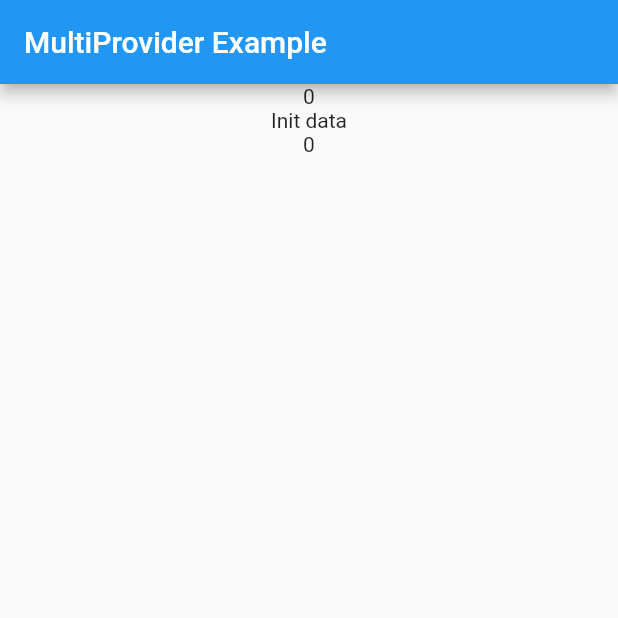
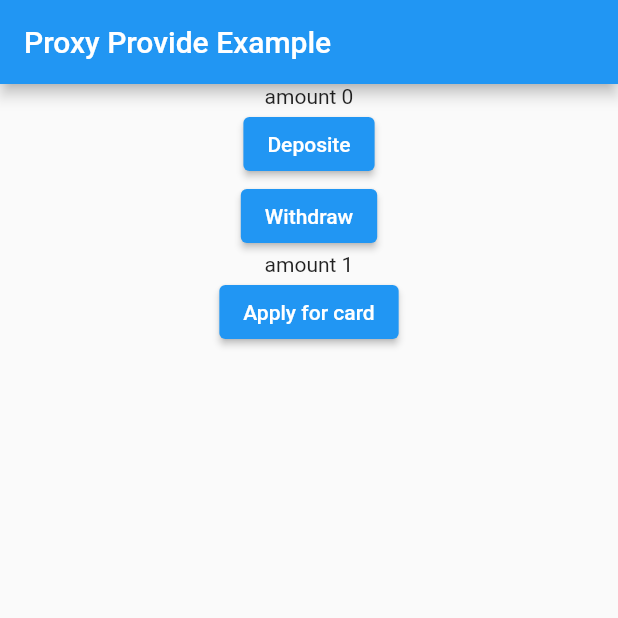
Before and after one commit to MHuzaifaKhan97/Flutter-with-State-Management, a Flutter app: the first screen one second after launch, on a phone screen of 412 x 824 dp, the top half of it. Run offline on Flutter 3.47's test engine with Material 2 defaults, Android fonts, the phone set to English and light mode, and no system bars.

Commit message:
Proxy Provider Done

```diff
--- a/Flutter with Provider/flutter_with_provider/lib/main.dart
+++ b/Flutter with Provider/flutter_with_provider/lib/main.dart
@@ -6,6 +6,9 @@ import 'package:flutter_with_provider/future_provider/future_provider_example.da
 import 'package:flutter_with_provider/multi_provider/multi_provider_example.dart';
 import 'package:flutter_with_provider/provider_widget/counter.dart';
 import 'package:flutter_with_provider/provider_widget/provider_example.dart';
+import 'package:flutter_with_provider/proxy_provider/credit_card.dart';
+import 'package:flutter_with_provider/proxy_provider/customer.dart';
+import 'package:flutter_with_provider/proxy_provider/proxy_provider_example.dart';
 import 'package:flutter_with_provider/stream_provider/data.dart';
 import 'package:flutter_with_provider/stream_provider/data_stream.dart';
 import 'package:flutter_with_provider/stream_provider/stream_provider_example.dart';
@@ -87,20 +90,35 @@ class MyApp extends StatelessWidget {
     // );
 
     // Right way of multi provider is
+    // return MultiProvider(
+    //   providers: [
+    //     ChangeNotifierProvider<CounterNotifier>(
+    //         create: (_) => CounterNotifier()),
+    //     FutureProvider<Data>(
+    //         create: (_) => loadData(), initialData: Data('Init data')),
+    //     StreamProvider(
+    //         create: (_) => loadStream(), initialData: ModelStream(number: 0))
+    //   ],
+    //   child: MaterialApp(
+    //     // home: ChangeNotifierProviderExample(),
+    //     // home: FutureProviderExample(),
+    //     // home: StreamProviderExample(),
+    //     home: MutiProviderExample(),
+    //   ),
+    // );
+
+    // Proxy provider example
+
     return MultiProvider(
       providers: [
-        ChangeNotifierProvider<CounterNotifier>(
-            create: (_) => CounterNotifier()),
-        FutureProvider<Data>(
-            create: (_) => loadData(), initialData: Data('Init data')),
-        StreamProvider(
-            create: (_) => loadStream(), initialData: ModelStream(number: 0))
+        ChangeNotifierProvider<CreditCard>(
+          create: (_) => CreditCard(),
+        ),
+        ProxyProvider<CreditCard, Customer>(
+            update: (_, creditCard, customer) => Customer(creditCard))
       ],
       child: MaterialApp(
-        // home: ChangeNotifierProviderExample(),
-        // home: FutureProviderExample(),
-        // home: StreamProviderExample(),
-        home: MutiProviderExample(),
+        home: ProxyProviderExample(),
       ),
     );
   }
--- /dev/null
+++ b/Flutter with Provider/flutter_with_provider/lib/proxy_provider/credit_card.dart
@@ -0,0 +1,15 @@
+import 'package:flutter/material.dart';
+
+class CreditCard extends ChangeNotifier {
+  int amount = 0;
+
+  void deposite(int amount) {
+    this.amount += amount;
+    notifyListeners();
+  }
+
+  void withdraw(int amount) {
+    this.amount -= amount;
+    notifyListeners();
+  }
+}
--- /dev/null
+++ b/Flutter with Provider/flutter_with_provider/lib/proxy_provider/customer.dart
@@ -0,0 +1,22 @@
+import 'package:flutter/material.dart';
+import 'package:flutter_with_provider/proxy_provider/credit_card.dart';
+
+class Customer {
+  CreditCard? creditCard;
+  int numOfCreditCard = 1;
+
+  Customer(this.creditCard);
+
+  void deposit(int amount) {
+    creditCard?.deposite(amount);
+  }
+
+  void withdraw(int amount) {
+    creditCard?.withdraw(amount);
+  }
+
+  void applyForNewCreditCard() {
+    numOfCreditCard += 1;
+    debugPrint('Number of credit card: ${numOfCreditCard}');
+  }
+}
--- /dev/null
+++ b/Flutter with Provider/flutter_with_provider/lib/proxy_provider/proxy_provider_example.dart
@@ -0,0 +1,54 @@
+import 'package:flutter/material.dart';
+import 'package:flutter_with_provider/proxy_provider/credit_card.dart';
+import 'package:flutter_with_provider/proxy_provider/customer.dart';
+import 'package:provider/provider.dart';
+
+class ProxyProviderExample extends StatelessWidget {
+  const ProxyProviderExample({Key? key}) : super(key: key);
+
+  @override
+  Widget build(BuildContext context) {
+    return Scaffold(
+      appBar: AppBar(
+        title: Text('Proxy Provide Example'),
+      ),
+      body: Center(
+        child: Column(
+          children: [
+            Consumer<CreditCard>(
+              builder: (_, creditCard, __) {
+                return Text('amount ${creditCard.amount}');
+              },
+            ),
+            Consumer<CreditCard>(
+              builder: (_, creditCard, __) {
+                return ElevatedButton(
+                    onPressed: () => creditCard.deposite(10),
+                    child: Text("Deposite"));
+              },
+            ),
+            Consumer<Customer>(
+              builder: (_, customer, __) {
+                return ElevatedButton(
+                    onPressed: () => customer.withdraw(10),
+                    child: Text("Withdraw"));
+              },
+            ),
+            Consumer<Customer>(
+              builder: (_, customer, __) {
+                return Text('amount ${customer.numOfCreditCard}');
+              },
+            ),
+            Consumer<Customer>(
+              builder: (_, customer, __) {
+                return ElevatedButton(
+                    onPressed: () => customer.applyForNewCreditCard(),
+                    child: Text("Apply for card"));
+              },
+            ),
+          ],
+        ),
+      ),
+    );
+  }
+}
```
Also changed, not shown: 11 other files.
